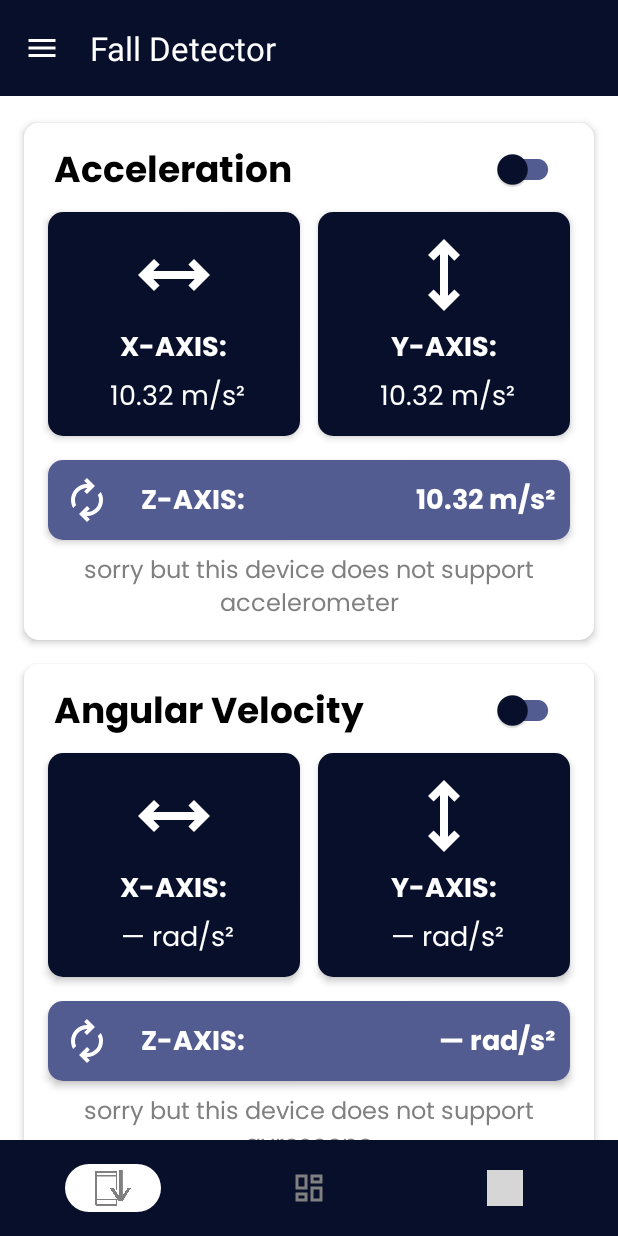
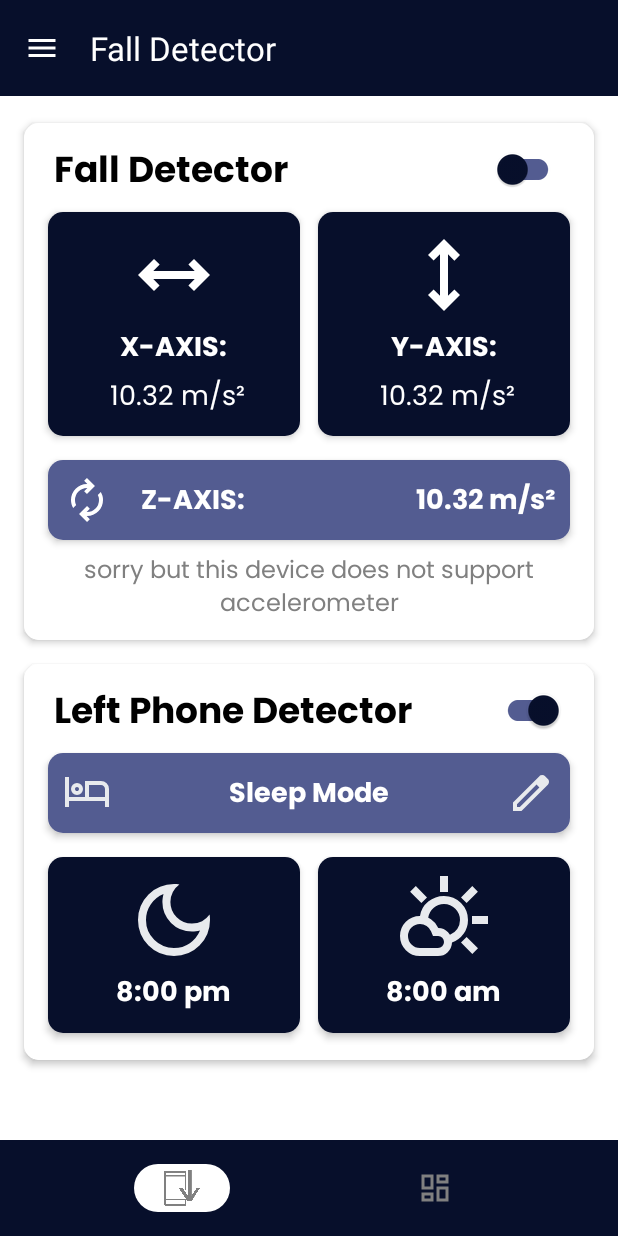
Before and after one commit to PeleboyKulot03/Crash-Detection, an Android app: the screen it shows after launch (HomePageActivity), on a phone screen of 412 x 824 dp. Run offline under Robolectric (Android 15) with nearby library versions, the phone set to English and light mode, and no system bars; grey boxes are pictures that could not be loaded.

Commit message:
added the left phone detector

```diff
--- a/app/src/main/java/com/example/crashdetector/ui/homepage/HomePageActivity.java
+++ b/app/src/main/java/com/example/crashdetector/ui/homepage/HomePageActivity.java
@@ -17,17 +17,14 @@ import com.google.android.material.bottomnavigation.BottomNavigationView;
 public class HomePageActivity extends AppCompatActivity {
     private DrawerLayout drawerLayout;
     private FallDetector fallDetector;
-    private LeftPhoneFragment leftPhoneFragment;
     private final int FALL_DETECTOR = R.id.fallDetector;
     private final int DASH_BOARD = R.id.dashboard;
-    private final int PHONE_LEFT = R.id.phoneLeft;
     @RequiresApi(api = Build.VERSION_CODES.UPSIDE_DOWN_CAKE)
     @Override
     protected void onCreate(Bundle savedInstanceState) {
         super.onCreate(savedInstanceState);
         setContentView(R.layout.activity_home_page);
         fallDetector = new FallDetector();
-        leftPhoneFragment = new LeftPhoneFragment();
 
         drawerLayout = findViewById(R.id.my_drawer_layout);
         MaterialToolbar toolbar = findViewById(R.id.toolBar);
@@ -45,11 +42,6 @@ public class HomePageActivity extends AppCompatActivity {
                 toolbar.setTitle("Dashboard");
                 return true;
             }
-            if (menuItem.getItemId() == PHONE_LEFT) {
-                switchFragment(leftPhoneFragment);
-                toolbar.setTitle("Left Phone Detector");
-                return true;
-            }
             return true;
         });
         toolbar.setNavigationOnClickListener(item -> drawerLayout.openDrawer(GravityCompat.START));
--- a/app/src/main/java/com/example/crashdetector/ui/homepage/fragments/FallDetector.java
+++ b/app/src/main/java/com/example/crashdetector/ui/homepage/fragments/FallDetector.java
@@ -14,15 +14,23 @@ import android.os.Bundle;
 import androidx.annotation.RequiresApi;
 import androidx.fragment.app.Fragment;
 import android.os.Handler;
+import android.util.Log;
 import android.view.LayoutInflater;
 import android.view.View;
 import android.view.ViewGroup;
+import android.widget.CompoundButton;
 import android.widget.TextView;
 import com.example.crashdetector.R;
 import com.example.crashdetector.ui.customview.ResultView;
 import com.example.crashdetector.ui.services.FallDetectorSensor;
+import com.example.crashdetector.ui.services.LeftPhoneService;
 import com.google.android.material.switchmaterial.SwitchMaterial;
+
+import java.text.ParseException;
+import java.text.SimpleDateFormat;
+import java.time.LocalTime;
 import java.util.ArrayList;
+import java.util.Date;
 import java.util.List;
 import java.util.Locale;
 import java.util.Objects;
@@ -54,6 +62,8 @@ public class FallDetector extends Fragment implements SensorEventListener, IFall
                              Bundle savedInstanceState) {
         View view = inflater.inflate(R.layout.fragment_fall_detector, container, false);
         mAccelCurrent = SensorManager.GRAVITY_EARTH;
+        String cur = LocalTime.now().toString();
+        LocalTime time = LocalTime.parse(cur);
         if (getContext() != null) {
             context = getContext();
         }
@@ -61,64 +71,29 @@ public class FallDetector extends Fragment implements SensorEventListener, IFall
             activity = getActivity();
         }
 
-        Intent intent = new Intent(getActivity(), FallDetectorSensor.class);
-        context.startForegroundService(intent);
-
         sensorManagerAccelerometer = (SensorManager) context.getSystemService(Context.SENSOR_SERVICE);
-        SensorManager sensorManagerGyroscope = (SensorManager) context.getSystemService(Context.SENSOR_SERVICE);
         accelerometorSensor = sensorManagerAccelerometer.getDefaultSensor(Sensor.TYPE_ACCELEROMETER);
-        Sensor gyroscopeSensor = sensorManagerGyroscope.getDefaultSensor(Sensor.TYPE_MOTION_DETECT);
-
-        SwitchMaterial gyroscopeSwitch = view.findViewById(R.id.gyroscopeSwitch);
+        SwitchMaterial leftPhoneSwitch = view.findViewById(R.id.leftPhoneSwitch);
         SwitchMaterial accelerometerSwitch = view.findViewById(R.id.accelerometerSwitch);
 
         xAxis = view.findViewById(R.id.xAxis);
         yAxis = view.findViewById(R.id.yAxis);
         zAxis = view.findViewById(R.id.zAxis);
         TextView accelerometerWarning = view.findViewById(R.id.warningAccelerometer);
-        TextView gyroscopeWarning = view.findViewById(R.id.warningGyroscope);
+        TextView leftPhoneWarning = view.findViewById(R.id.leftPhoneWarning);
         fallingValues = new ArrayList<>();
 
         if (accelerometorSensor != null) {
             sensorManagerAccelerometer.registerListener(FallDetector.this, accelerometorSensor, SensorManager.SENSOR_DELAY_FASTEST);
+            Intent intent = new Intent(getActivity(), FallDetectorSensor.class);
+            context.startForegroundService(intent);
+            Intent intent1 = new Intent(getActivity(), LeftPhoneService.class);
+            context.startForegroundService(intent1);
         }
         else {
             accelerometerWarning.setVisibility(View.VISIBLE);
             accelerometerSwitch.setChecked(false);
             accelerometerSwitch.setEnabled(false);
-        }
-        if (gyroscopeSensor != null) {
-            sensorManagerGyroscope.registerListener(new SensorEventListener() {
-                @Override
-                public void onSensorChanged(SensorEvent event) {
-                    gravity[0] = alpha * gravity[0] + (1 - alpha) * event.values[0];
-                    gravity[1] = alpha * gravity[1] + (1 - alpha) * event.values[1];
-                    gravity[2] = alpha * gravity[2] + (1 - alpha) * event.values[2];
-
-                    linear_acceleration[0] = event.values[0] - gravity[0];
-                    linear_acceleration[1] = event.values[1] - gravity[1];
-                    linear_acceleration[2] = event.values[2] - gravity[2];
-
-                    activity.runOnUiThread(() -> {
-                        String xAxisText = String.format(Locale.getDefault(), "%.2f", (linear_acceleration[0]) > 0.99 ? linear_acceleration[0]:0) + " m/s²";
-                        String yAxisText = String.format(Locale.getDefault(), "%.2f", (linear_acceleration[1]) > 0.99 ? linear_acceleration[1]:0) + " m/s²";
-                        String zAxisText = String.format(Locale.getDefault(), "%.2f", (linear_acceleration[2]) > 0.99 ? linear_acceleration[2]:0) + " m/s²";
-                        xAxis.setText(xAxisText);
-                        yAxis.setText(yAxisText);
-                        zAxis.setText(zAxisText);
-                    });
-                }
-
-                @Override
-                public void onAccuracyChanged(Sensor sensor, int accuracy) {
-
-                }
-            }, gyroscopeSensor, Sensor.REPORTING_MODE_CONTINUOUS);
-        }
-        else {
-            gyroscopeWarning.setVisibility(View.VISIBLE);
-            gyroscopeSwitch.setEnabled(false);
-            gyroscopeSwitch.setChecked(false);
         }
 
         accelerometerSwitch.setOnCheckedChangeListener((buttonView, isChecked) -> {
@@ -136,7 +111,44 @@ public class FallDetector extends Fragment implements SensorEventListener, IFall
             sensorManagerAccelerometer.registerListener(FallDetector.this, accelerometorSensor, SensorManager.SENSOR_DELAY_FASTEST);
             accelerometerWarning.setVisibility(View.GONE);
         });
+
+        leftPhoneSwitch.setOnCheckedChangeListener((buttonView, isChecked) -> {
+            if (!isChecked) {
+                Intent intent = new Intent(getActivity(), LeftPhoneService.class);
+                intent.putExtra("off", "");
+                context.startForegroundService(intent);
+                leftPhoneWarning.setVisibility(View.VISIBLE);
+                if (isBetween(time, LocalTime.of(20, 0, 0), LocalTime.of(8, 0, 0))) {
+                    leftPhoneWarning.setText(getString(R.string.sleep_mode_text));
+                    return;
+                }
+                leftPhoneWarning.setText(getString(R.string.left_phone_warning));
+                return;
+            }
+            leftPhoneWarning.setVisibility(View.GONE);
+            Intent intent = new Intent(getActivity(), LeftPhoneService.class);
+            context.startForegroundService(intent);
+        });
+
+        if (isBetween(time, LocalTime.of(20, 0, 0), LocalTime.of(8, 0, 0))) {
+            leftPhoneWarning.setVisibility(View.VISIBLE);
+            leftPhoneWarning.setText(getString(R.string.sleep_mode_text));
+            Intent intent = new Intent(getActivity(), LeftPhoneService.class);
+            intent.putExtra("off", "");
+            context.startForegroundService(intent);
+            leftPhoneSwitch.setChecked(false);
+        }
+        else {
+            leftPhoneWarning.setVisibility(View.GONE);
+            Intent intent = new Intent(getActivity(), LeftPhoneService.class);
+            context.startForegroundService(intent);
+        }
+
         return view;
+    }
+
+    public static boolean isBetween(LocalTime candidate, LocalTime start, LocalTime end) {
+        return candidate.isAfter(start) || candidate.isBefore(end);
     }
 
     @Override
--- /dev/null
+++ b/app/src/main/res/drawable/dark_mode_24dp_fill0_wght400_grad0_opsz24.xml
@@ -0,0 +1,9 @@
+<vector xmlns:android="http://schemas.android.com/apk/res/android"
+    android:width="24dp"
+    android:height="24dp"
+    android:viewportWidth="960"
+    android:viewportHeight="960">
+  <path
+      android:pathData="M480,840q-150,0 -255,-105T120,480q0,-150 105,-255t255,-105q14,0 27.5,1t26.5,3q-41,29 -65.5,75.5T444,300q0,90 63,153t153,63q55,0 101,-24.5t75,-65.5q2,13 3,26.5t1,27.5q0,150 -105,255T480,840ZM480,760q88,0 158,-48.5T740,585q-20,5 -40,8t-40,3q-123,0 -209.5,-86.5T364,300q0,-20 3,-40t8,-40q-78,32 -126.5,102T200,480q0,116 82,198t198,82ZM470,490Z"
+      android:fillColor="#e8eaed"/>
+</vector>
--- /dev/null
+++ b/app/src/main/res/drawable/edit_24dp_fill0_wght400_grad0_opsz24.xml
@@ -0,0 +1,9 @@
+<vector xmlns:android="http://schemas.android.com/apk/res/android"
+    android:width="24dp"
+    android:height="24dp"
+    android:viewportWidth="960"
+    android:viewportHeight="960">
+  <path
+      android:pathData="M200,760h57l391,-391 -57,-57 -391,391v57ZM120,840v-170l528,-527q12,-11 26.5,-17t30.5,-6q16,0 31,6t26,18l55,56q12,11 17.5,26t5.5,30q0,16 -5.5,30.5T817,313L290,840L120,840ZM760,256 L704,200 760,256ZM619,341 L591,312 648,369 619,341Z"
+      android:fillColor="#e8eaed"/>
+</vector>
--- /dev/null
+++ b/app/src/main/res/drawable/hotel_24dp_fill0_wght400_grad0_opsz24.xml
@@ -0,0 +1,9 @@
+<vector xmlns:android="http://schemas.android.com/apk/res/android"
+    android:width="24dp"
+    android:height="24dp"
+    android:viewportWidth="960"
+    android:viewportHeight="960">
+  <path
+      android:pathData="M40,760v-600h80v400h320v-320h320q66,0 113,47t47,113v360h-80v-120L120,640v120L40,760ZM280,520q-50,0 -85,-35t-35,-85q0,-50 35,-85t85,-35q50,0 85,35t35,85q0,50 -35,85t-85,35ZM520,560h320v-160q0,-33 -23.5,-56.5T760,320L520,320v240ZM280,440q17,0 28.5,-11.5T320,400q0,-17 -11.5,-28.5T280,360q-17,0 -28.5,11.5T240,400q0,17 11.5,28.5T280,440ZM280,400ZM520,320v240,-240Z"
+      android:fillColor="#e8eaed"/>
+</vector>
--- /dev/null
+++ b/app/src/main/res/drawable/partly_cloudy_day_24dp_fill0_wght400_grad0_opsz24.xml
@@ -0,0 +1,9 @@
+<vector xmlns:android="http://schemas.android.com/apk/res/android"
+    android:width="24dp"
+    android:height="24dp"
+    android:viewportWidth="960"
+    android:viewportHeight="960">
+  <path
+      android:pathData="M440,200v-160h80v160h-80ZM706,310 L650,254 763,140 819,197 706,310ZM760,520v-80h160v80L760,520ZM763,819L650,706l56,-56 114,112 -57,57ZM254,310 L141,197l57,-57 112,114 -56,56ZM240,760h180q25,0 42.5,-17.5T480,700q0,-25 -17,-42.5T421,640h-51l-20,-48q-14,-33 -44,-52.5T240,520q-50,0 -85,35t-35,85q0,50 35,85t85,35ZM240,840q-83,0 -141.5,-58.5T40,640q0,-83 58.5,-141.5T240,440q60,0 109.5,32.5T423,560q58,0 97.5,43T560,706q-2,57 -42.5,95.5T420,840L240,840ZM560,706q-5,-20 -10,-39t-10,-39q45,-19 72.5,-59t27.5,-89q0,-66 -47,-113t-113,-47q-60,0 -105,39t-53,99q-20,-5 -41,-9t-41,-9q14,-88 82.5,-144T480,240q100,0 170,70t70,170q0,77 -44,138.5T560,706ZM481,480Z"
+      android:fillColor="#e8eaed"/>
+</vector>
--- a/app/src/main/res/layout/fragment_fall_detector.xml
+++ b/app/src/main/res/layout/fragment_fall_detector.xml
@@ -38,7 +38,7 @@
                         android:layout_width="0dp"
                         android:layout_weight="1"
                         android:layout_height="wrap_content"
-                        android:text="@string/acceleration"
+                        android:text="@string/fall_detector"
                         android:textSize="24sp"
                         android:fontFamily="@font/poppins_bold"
                         android:textColor="@color/black"
@@ -202,6 +202,7 @@
                     android:text="@string/accelerometer_warning"/>
             </LinearLayout>
         </androidx.cardview.widget.CardView>
+
         <androidx.cardview.widget.CardView
             android:layout_width="match_parent"
             android:layout_height="wrap_content"
@@ -211,11 +212,11 @@
             android:background="@color/white"
             >
             <LinearLayout
-                android:background="@color/white"
                 android:layout_width="match_parent"
                 android:layout_height="wrap_content"
                 android:orientation="vertical"
                 android:padding="10dp"
+                android:background="@color/white"
                 >
                 <LinearLayout
                     android:background="@color/white"
@@ -223,10 +224,9 @@
                     android:layout_height="wrap_content"
                     android:orientation="horizontal">
                     <TextView
-                        android:layout_width="0dp"
-                        android:layout_weight="1"
+                        android:layout_width="wrap_content"
                         android:layout_height="wrap_content"
-                        android:text="@string/angular_velocity"
+                        android:text="@string/left_phone"
                         android:textSize="24sp"
                         android:fontFamily="@font/poppins_bold"
                         android:textColor="@color/black"
@@ -234,8 +234,9 @@
                         android:paddingEnd="10dp"
                         />
                     <com.google.android.material.switchmaterial.SwitchMaterial
-                        android:id="@+id/gyroscopeSwitch"
-                        android:layout_width="wrap_content"
+                        android:id="@+id/leftPhoneSwitch"
+                        android:layout_width="0dp"
+                        android:layout_weight="1"
                         android:layout_height="match_parent"
                         android:checked="true"
                         app:thumbTint="@color/primary"
@@ -245,12 +246,57 @@
                         />
 
                 </LinearLayout>
+                <androidx.cardview.widget.CardView
+                    android:layout_width="match_parent"
+                    android:layout_height="wrap_content"
+                    app:cardElevation="3dp"
+                    app:cardUseCompatPadding="true"
+                    app:cardCornerRadius="10dp"
+                    >
+                    <LinearLayout
+                        android:layout_width="match_parent"
+                        android:layout_height="wrap_content"
+                        android:orientation="vertical"
+                        android:background="@color/secondary"
+                        android:gravity="center_vertical"
+                        android:padding="10dp">
+                        <LinearLayout
+                            android:layout_width="match_parent"
+                            android:layout_height="wrap_content"
+                            android:orientation="horizontal"
+                            android:gravity="center_vertical">
+                            <ImageView
+                                android:layout_width="32dp"
+                                android:layout_height="32dp"
+                                android:src="@drawable/hotel_24dp_fill0_wght400_grad0_opsz24"
+                                android:contentDescription="@string/x_axis"
+                                />
+                            <TextView
+                                android:layout_marginTop="2dp"
+                                android:layout_width="0dp"
+                                android:layout_height="wrap_content"
+                                android:text="@string/sleep_mode"
+                                android:fontFamily="@font/poppins_bold"
+                                android:textSize="18sp"
+                                android:layout_weight="1"
+                                android:textColor="@color/white"
+                                android:textAlignment="center"
+                                />
+                            <ImageView
+                                android:layout_width="32dp"
+                                android:layout_height="32dp"
+                                android:src="@drawable/edit_24dp_fill0_wght400_grad0_opsz24"
+                                android:contentDescription="@string/x_axis"
+                                />
+                        </LinearLayout>
 
+
+                    </LinearLayout>
+                </androidx.cardview.widget.CardView>
                 <LinearLayout
                     android:layout_width="match_parent"
                     android:layout_height="wrap_content"
                     android:orientation="horizontal">
-
                     <androidx.cardview.widget.CardView
                         android:layout_width="0dp"
                         android:layout_height="wrap_content"
@@ -269,24 +315,15 @@
                             <ImageView
                                 android:layout_width="64dp"
                                 android:layout_height="64dp"
-                                android:src="@drawable/width_fill0_wght400_grad0_opsz24"
+                                android:src="@drawable/dark_mode_24dp_fill0_wght400_grad0_opsz24"
                                 android:contentDescription="@string/x_axis"
                                 />
                             <TextView
                                 android:layout_marginTop="2dp"
                                 android:layout_width="wrap_content"
                                 android:layout_height="wrap_content"
-                                android:text="@string/x_axis"
+                                android:text="@string/sample_time"
                                 android:fontFamily="@font/poppins_bold"
-                                android:textSize="18sp"
-                                android:textColor="@color/white"
-                                />
-                            <TextView
-                                android:layout_width="wrap_content"
-                                android:layout_height="wrap_content"
-                                android:layout_marginTop="2dp"
-                                android:text="@string/x_axis_value_rad"
-                                android:fontFamily="@font/poppins_regular"
                                 android:textSize="18sp"
                                 android:textColor="@color/white"
                                 />
@@ -310,74 +347,24 @@
                             <ImageView
                                 android:layout_width="64dp"
                                 android:layout_height="64dp"
-                                android:src="@drawable/height_fill0_wght400_grad0_opsz24"
+                                android:src="@drawable/partly_cloudy_day_24dp_fill0_wght400_grad0_opsz24"
                                 android:contentDescription="@string/x_axis"
                                 />
                             <TextView
                                 android:layout_marginTop="2dp"
                                 android:layout_width="wrap_content"
                                 android:layout_height="wrap_content"
-                                android:text="@string/y_axis"
+                                android:text="@string/sample_time_day"
                                 android:fontFamily="@font/poppins_bold"
-                                android:textSize="18sp"
-                                android:textColor="@color/white"
-                                />
-                            <TextView
-                                android:layout_width="wrap_content"
-                                android:layout_height="wrap_content"
-                                android:layout_marginTop="2dp"
-                                android:text="@string/x_axis_value_rad"
-                                android:fontFamily="@font/poppins_regular"
                                 android:textSize="18sp"
                                 android:textColor="@color/white"
                                 />
                         </LinearLayout>
                     </androidx.cardview.widget.CardView>
+
                 </LinearLayout>
-                <androidx.cardview.widget.CardView
-                    android:layout_width="match_parent"
-                    android:layout_height="wrap_content"
-                    app:cardElevation="3dp"
-                    app:cardUseCompatPadding="true"
-                    app:cardCornerRadius="10dp"
-                    >
-                    <LinearLayout
-                        android:layout_width="match_parent"
-                        android:layout_height="wrap_content"
-                        android:orientation="horizontal"
-                        android:background="@color/secondary"
-                        android:gravity="center_vertical"
-                        android:padding="10dp">
-                        <ImageView
-                            android:layout_width="32dp"
-                            android:layout_height="32dp"
-                            android:src="@drawable/autorenew_fill0_wght400_grad0_opsz24"
-                            android:contentDescription="@string/x_axis"
-                            android:layout_marginEnd="20dp"
-                            />
-                        <TextView
-                            android:layout_marginTop="2dp"
-                            android:layout_width="wrap_content"
-                            android:layout_height="wrap_content"
-                            android:text="@string/z_axis"
-                            android:fontFamily="@font/poppins_bold"
-                            android:textSize="18sp"
-                            android:textColor="@color/white"
-                            />
-                        <TextView
-                            android:layout_width="match_parent"
-                            android:layout_height="wrap_content"
-                            android:layout_marginTop="2dp"
-                            android:text="@string/x_axis_value_rad"
-                            android:fontFamily="@font/poppins_bold"
-                            android:textSize="18sp"
-                            android:textColor="@color/white"
-                            android:textAlignment="textEnd"
-                            />
-                    </LinearLayout>
-                </androidx.cardview.widget.CardView>
                 <TextView
-                    android:id="@+id/warningGyroscope"
+                    android:id="@+id/leftPhoneWarning"
                     android:visibility="gone"
                     android:layout_width="match_parent"
                     android:layout_height="wrap_content"
@@ -385,7 +372,7 @@
                     android:textColor="@color/gray"
                     android:textSize="16sp"
                     android:textAlignment="center"
-                    android:text="@string/gyroscope_warning"/>
+                    android:text="@string/accelerometer_warning"/>
             </LinearLayout>
         </androidx.cardview.widget.CardView>
     </LinearLayout>
--- a/app/src/main/res/menu/bottom_nav_bar.xml
+++ b/app/src/main/res/menu/bottom_nav_bar.xml
@@ -17,11 +17,4 @@
         app:showAsAction="ifRoom"
         android:title="@string/fall_detector"
         android:enabled="true"/>
-
-    <item
-        android:id="@+id/phoneLeft"
-        android:contentDescription="@string/lorem"
-        android:icon="@drawable/google"
-        app:showAsAction="ifRoom"
-        android:title="@string/left_phone" />
 </menu>
--- a/app/src/main/res/values/strings.xml
+++ b/app/src/main/res/values/strings.xml
@@ -31,5 +31,10 @@
     <string name="okay">Okay</string>
     <string name="inactivity">Inactivity:</string>
     <string name="time_template">1 min : 20 sec</string>
+    <string name="sleep_mode">Sleep Mode</string>
+    <string name="sample_time">8:00 pm</string>
+    <string name="sample_time_day">8:00 am</string>
+    <string name="left_phone_warning">Left Phone Detector is turned off</string>
+    <string name="sleep_mode_text">The device is in sleep mode</string>
 
 </resources>
```
